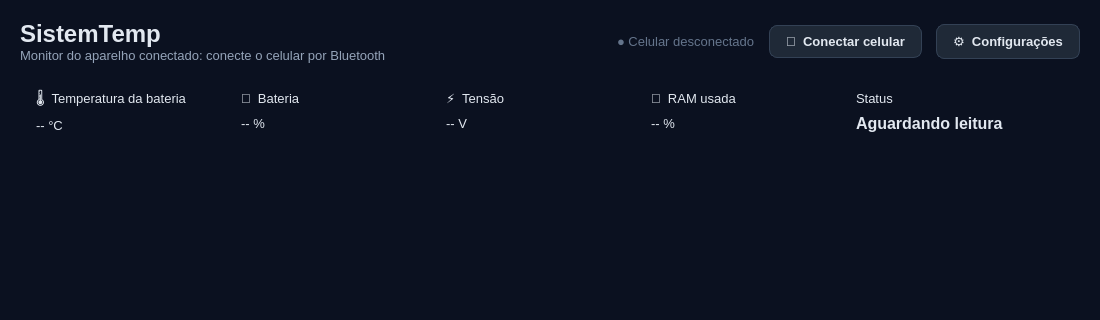
Before: the Qt Designer form ui/main_window.ui in SamuelSchutz13/SistemTemp, drawn with Qt 5; both pictures show x 0 to 1100 and y 0 to 320 of the 1100 by 760 pixel window.
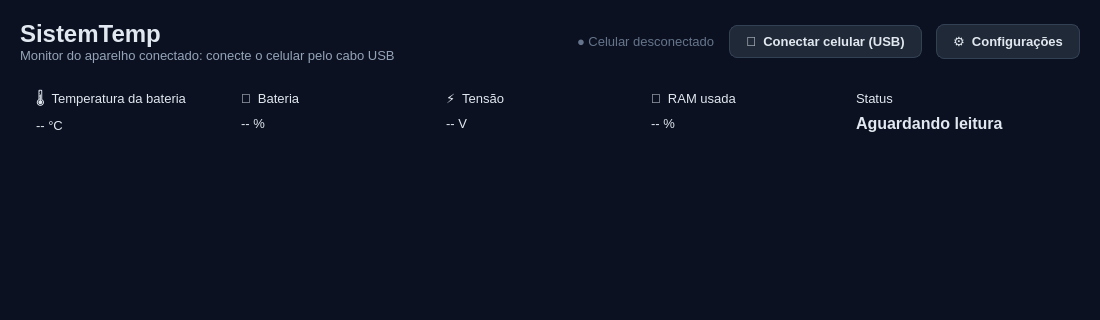
After: the same form once the commit is applied. Icons and pictures are not drawn. Custom widgets are drawn as their Qt base class.

Commit message: feat: agora se utiliza a pora USB para criar uma conexão via adb com o celular

What changed in the file:
```diff
--- a/ui/main_window.ui
+++ b/ui/main_window.ui
@@ -65,7 +65,7 @@
         <item>
          <widget class="QLabel" name="lblSubtitulo">
           <property name="styleSheet"><string notr="true">color: #94A3B8;</string></property>
-          <property name="text"><string>Monitor do aparelho conectado: conecte o celular por Bluetooth</string></property>
+          <property name="text"><string>Monitor do aparelho conectado: conecte o celular pelo cabo USB</string></property>
          </widget>
         </item>
        </layout>
@@ -86,7 +86,7 @@
       <item>
        <widget class="QPushButton" name="btnBluetooth">
         <property name="cursor"><cursorShape>PointingHandCursor</cursorShape></property>
-        <property name="text"><string>📱  Conectar celular</string></property>
+        <property name="text"><string>📱  Conectar celular (USB)</string></property>
        </widget>
       </item>
       <item>
```
Left out of the diff: 5 changed lines with no effect on the pictures. The commit also changes 26 other files.
